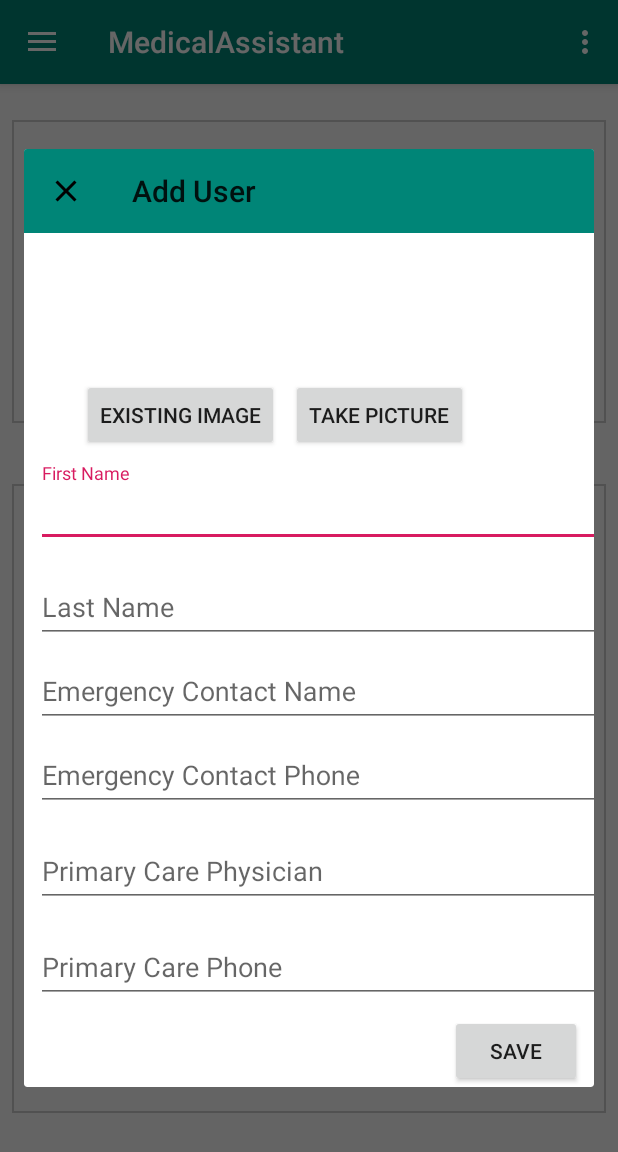
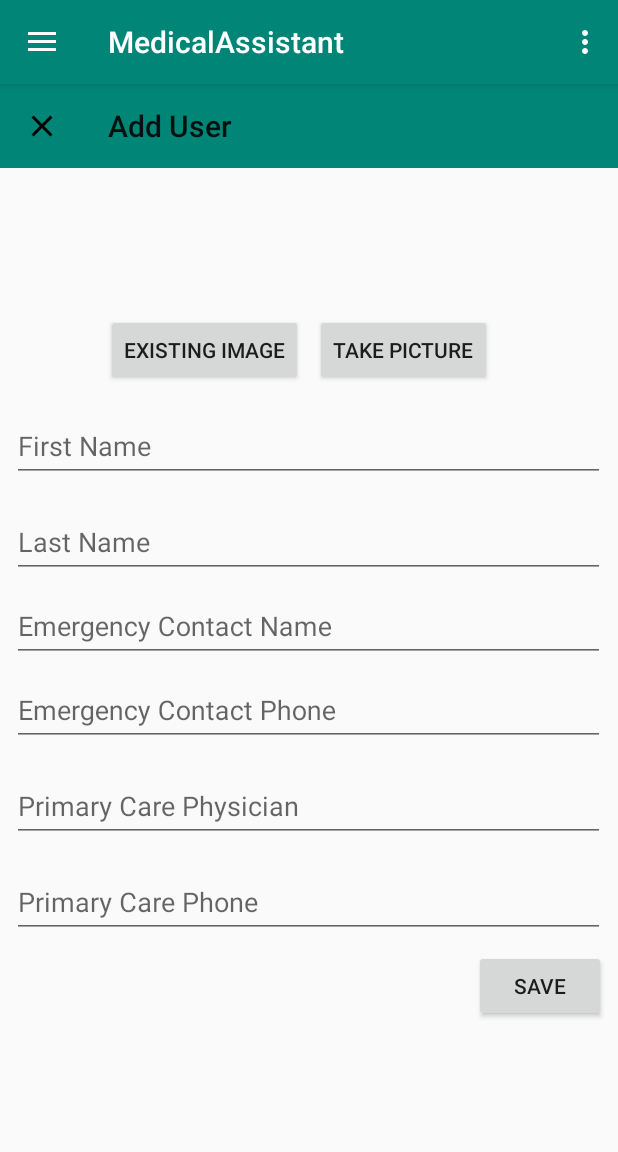
Before and after one commit to FlacotheGreat/MedicalAssistant, an Android app: the screen it shows after launch (MainActivity), after a tap on "CREATE USER", on a phone screen of 412 x 824 dp. Shown: the top 1152 px of the screen. Run offline under Robolectric (Android 15) with nearby library versions, the phone set to English and light mode, and no system bars; our stand-ins replace Room's generated code.

Commit message:
Auto stash before merge of "master" and "origin/master"

```diff
--- a/app/src/main/java/com/example/medicalassistant/Fragments/HomeFragment.java
+++ b/app/src/main/java/com/example/medicalassistant/Fragments/HomeFragment.java
@@ -103,11 +103,11 @@ public class HomeFragment extends Fragment {
             public void onClick(View view) {
 
                 EditUserDialogFragment editUserDialogFragment= new EditUserDialogFragment();
-//                fm.beginTransaction()
-//                        .replace(R.id.main_include, new EditUserDialogFragment())
-//                        .addToBackStack(null)
-//                        .commit();
-                editUserDialogFragment.show(fm,"ShowDialog");
+                fm.beginTransaction()
+                        .replace(R.id.main_include, editUserDialogFragment)
+                        .addToBackStack(null)
+                        .commit();
+                //editUserDialogFragment.show(fm,"ShowDialog");
             }
         });
 
```
